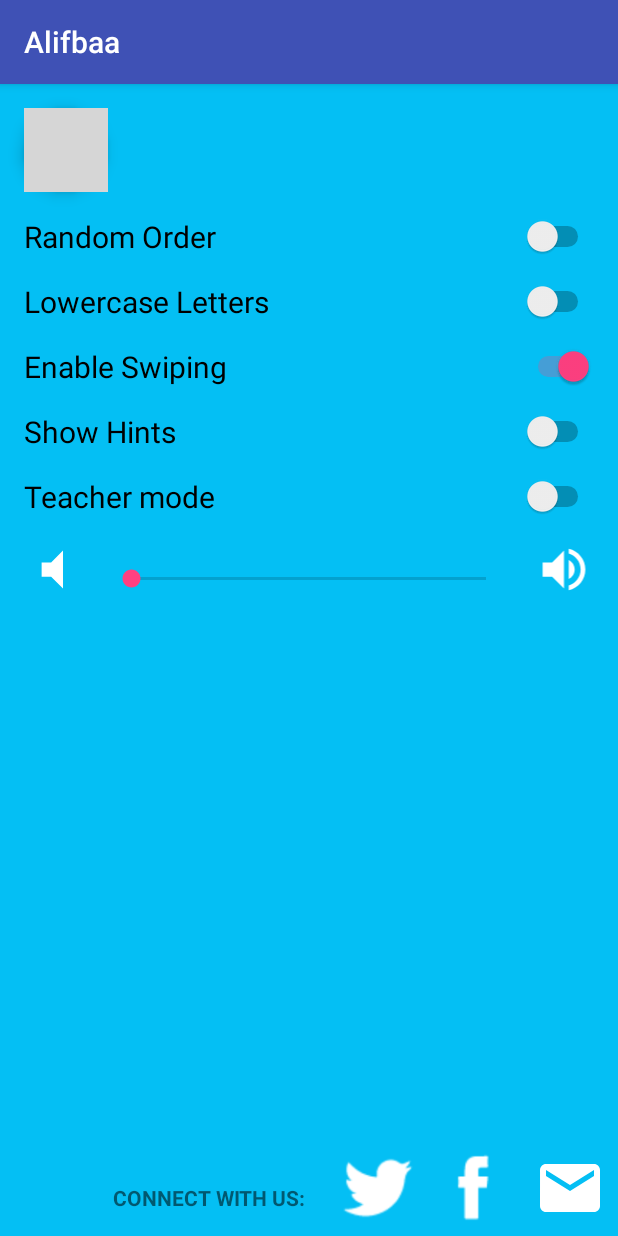
After one commit to Ezaldeen99/Alifbaa, an Android app: the SettingsActivity screen opened directly, with no data from a screen before it, on a phone screen of 412 x 824 dp. The commit adds this screen. Run offline under Robolectric (Android 15) with nearby library versions, the phone set to English and light mode, and no system bars; 2 statements that could not run were skipped; grey boxes are pictures that could not be loaded.

Commit message:
adding the settings activity

```diff
--- a/app/src/main/AndroidManifest.xml
+++ b/app/src/main/AndroidManifest.xml
@@ -17,9 +17,10 @@
             </intent-filter>
         </activity>
         <activity android:name=".AlphabetTilesActivity" />
-        <activity android:name=".TouchTheLetterActivity"/>
+        <activity android:name=".TouchTheLetterActivity" />
         <activity android:name=".LetterTrackingActivity" />
         <activity android:name=".FlashCardsActivity" />
+        <activity android:name=".SettingsActivity"></activity>
     </application>
 
 </manifest>
--- /dev/null
+++ b/app/src/main/java/com/example/android/alifbaa/SettingsActivity.java
@@ -0,0 +1,117 @@
+package com.example.android.alifbaa;
+
+import android.support.v7.app.AppCompatActivity;
+import android.os.Bundle;
+import android.view.View;
+import android.widget.Button;
+import android.widget.CompoundButton;
+import android.widget.ImageView;
+import android.widget.SeekBar;
+import android.widget.Switch;
+import android.widget.Toast;
+
+public class SettingsActivity extends AppCompatActivity {
+
+    @Override
+    protected void onCreate(Bundle savedInstanceState) {
+        super.onCreate(savedInstanceState);
+        setContentView(R.layout.activity_settings);
+        // twitter button
+        final ImageView twitter = (ImageView) findViewById(R.id.twitter_icon);
+        // email button
+        final ImageView email = (ImageView) findViewById(R.id.email_icon);
+        // facebook button
+        final ImageView facebook = (ImageView) findViewById(R.id.facebook_icon);
+        //home button
+        final Button home_button = (Button) findViewById(R.id.float_button_home);
+        // random order
+        final Switch switch1 = (Switch) findViewById(R.id.random_order);
+        // Lowercase letters
+        final Switch switch2 = (Switch) findViewById(R.id.Lowercase_letters);
+        //enable swiping
+        final Switch switch3 = (Switch) findViewById(R.id.enable_swiping);
+        // Show hints
+        final Switch switch4 = (Switch) findViewById(R.id.Show_hints);
+        // teacher mode
+        final Switch switch5 = (Switch) findViewById(R.id.teacher_mode);
+        // seekbar
+        SeekBar seekBar = (SeekBar) findViewById(R.id.id_seek_bar);
+        facebook.setOnClickListener(new View.OnClickListener() {
+            @Override
+            public void onClick(View view) {
+            }
+        });
+        // setOnClickListner for home button
+        home_button.setOnClickListener(new View.OnClickListener() {
+            @Override
+            public void onClick(View view) {
+                if (home_button.isClickable()) {
+                    Toast.makeText(SettingsActivity.this, "home button activiated", Toast.LENGTH_SHORT).show();
+                } else
+                    Toast.makeText(SettingsActivity.this, " home button deactiviated", Toast.LENGTH_SHORT).show();
+            }
+        });
+        //  i used the setonCheckedChangeListner instead of the setOnclickListner
+        // setOnCheckedListner inherits compoundbutton attributes
+        switch1.setOnCheckedChangeListener(new CompoundButton.OnCheckedChangeListener() {
+            public void onCheckedChanged(CompoundButton buttonView, boolean isChecked) {
+                // ischecked switch1 ?
+                if (switch1.isChecked()) {
+                    Toast.makeText(SettingsActivity.this, "random order on", Toast.LENGTH_SHORT).show();
+                } else
+                    Toast.makeText(SettingsActivity.this, "random order off", Toast.LENGTH_SHORT).show();
+            }
+        });
+        switch2.setOnCheckedChangeListener(new CompoundButton.OnCheckedChangeListener() {
+            @Override
+            public void onCheckedChanged(CompoundButton compoundButton, boolean b) {
+                // ischecked switch2 ?
+                if (switch2.isChecked()) {
+                    Toast.makeText(SettingsActivity.this, " Lowercase letters on", Toast.LENGTH_SHORT).show();
+                } else
+                    Toast.makeText(SettingsActivity.this, "Lowercase letters off", Toast.LENGTH_SHORT).show();
+            }
+        });
+        switch3.setOnCheckedChangeListener(new CompoundButton.OnCheckedChangeListener() {
+            @Override
+            public void onCheckedChanged(CompoundButton compoundButton, boolean b) {
+                if (switch3.isChecked()) {
+                    Toast.makeText(SettingsActivity.this, "enable swiping is on ", Toast.LENGTH_SHORT).show();
+                } else
+                    Toast.makeText(SettingsActivity.this, "enable swiping is off ", Toast.LENGTH_SHORT).show();
+            }
+        });
+        switch4.setOnCheckedChangeListener(new CompoundButton.OnCheckedChangeListener() {
+            @Override
+            public void onCheckedChanged(CompoundButton compoundButton, boolean b) {
+                if (switch4.isChecked()) {
+                    Toast.makeText(SettingsActivity.this, "hints is on ", Toast.LENGTH_SHORT).show();
+                } else
+                    Toast.makeText(SettingsActivity.this, "hints is off", Toast.LENGTH_SHORT).show();
+            }
+        });
+        switch5.setOnCheckedChangeListener(new CompoundButton.OnCheckedChangeListener() {
+            @Override
+            public void onCheckedChanged(CompoundButton compoundButton, boolean b) {
+                if (switch5.isChecked()) {
+                    Toast.makeText(SettingsActivity.this, "teacher mode is on", Toast.LENGTH_SHORT).show();
+                } else
+                    Toast.makeText(SettingsActivity.this, "teacher mode is off", Toast.LENGTH_SHORT).show();
+            }
+        });
+        seekBar.setOnSeekBarChangeListener(new SeekBar.OnSeekBarChangeListener() {
+            @Override
+            public void onProgressChanged(SeekBar seekBar, int i, boolean b) {
+                Toast.makeText(getApplicationContext(), "SeekBar progress: " + i, Toast.LENGTH_SHORT).show();
+            }
+            @Override
+            public void onStartTrackingTouch(SeekBar seekBar) {
+                Toast.makeText(getApplicationContext(), "SeekBar touch started: ", Toast.LENGTH_SHORT).show();
+            }
+            @Override
+            public void onStopTrackingTouch(SeekBar seekBar) {
+                Toast.makeText(getApplicationContext(), "SeekBar touch stopped: ", Toast.LENGTH_SHORT).show();
+            }
+        });
+    }
+    }
--- /dev/null
+++ b/app/src/main/res/drawable/background_colored.xml
@@ -0,0 +1,13 @@
+<?xml version="1.0" encoding="utf-8"?>
+<shape xmlns:android="http://schemas.android.com/apk/res/android"
+    android:shape="rectangle">
+    <solid android:color="@color/backgroundDark"/>
+    <size
+        android:layout_width="match_parent"
+        android:layout_height="match_parent"/>
+    <gradient
+        android:endColor="@color/backgroundLight"
+        android:gradientRadius="60dp"
+        android:startColor="@color/backgroundDark"/>
+
+</shape>
--- /dev/null
+++ b/app/src/main/res/drawable/ic_email_24dp.xml
@@ -0,0 +1,9 @@
+<vector xmlns:android="http://schemas.android.com/apk/res/android"
+        android:width="24dp"
+        android:height="24dp"
+        android:viewportWidth="24.0"
+        android:viewportHeight="24.0">
+    <path
+        android:fillColor="#FFFFFFFF"
+        android:pathData="M20,4L4,4c-1.1,0 -1.99,0.9 -1.99,2L2,18c0,1.1 0.9,2 2,2h16c1.1,0 2,-0.9 2,-2L22,6c0,-1.1 -0.9,-2 -2,-2zM20,8l-8,5 -8,-5L4,6l8,5 8,-5v2z"/>
+</vector>
--- /dev/null
+++ b/app/src/main/res/drawable/ic_volume_mute_24dp.xml
@@ -0,0 +1,9 @@
+<vector xmlns:android="http://schemas.android.com/apk/res/android"
+        android:width="24dp"
+        android:height="24dp"
+        android:viewportWidth="24.0"
+        android:viewportHeight="24.0">
+    <path
+        android:fillColor="#FFFFFFFF"
+        android:pathData="M7,9v6h4l5,5V4l-5,5H7z"/>
+</vector>
--- /dev/null
+++ b/app/src/main/res/drawable/ic_volume_up_black_24dp.xml
@@ -0,0 +1,9 @@
+<vector xmlns:android="http://schemas.android.com/apk/res/android"
+        android:width="24dp"
+        android:height="24dp"
+        android:viewportWidth="24.0"
+        android:viewportHeight="24.0">
+    <path
+        android:fillColor="#FFFFFF"
+        android:pathData="M3,9v6h4l5,5L12,4L7,9L3,9zM16.5,12c0,-1.77 -1.02,-3.29 -2.5,-4.03v8.05c1.48,-0.73 2.5,-2.25 2.5,-4.02zM14,3.23v2.06c2.89,0.86 5,3.54 5,6.71s-2.11,5.85 -5,6.71v2.06c4.01,-0.91 7,-4.49 7,-8.77s-2.99,-7.86 -7,-8.77z"/>
+</vector>
--- a/app/src/main/res/layout/activity_main.xml
+++ b/app/src/main/res/layout/activity_main.xml
@@ -22,8 +22,7 @@
         android:id="@+id/settings"
         android:layout_width="wrap_content"
         android:layout_height="wrap_content"
-        android:src="@drawable/ic_settings_24dp"
-         />
+        android:src="@drawable/ic_settings_24dp" />
 
     <ImageView
         android:id="@+id/_1st_game_button"
--- /dev/null
+++ b/app/src/main/res/layout/activity_settings.xml
@@ -0,0 +1,130 @@
+<?xml version="1.0" encoding="utf-8"?>
+
+    <RelativeLayout xmlns:android="http://schemas.android.com/apk/res/android"
+        xmlns:tools="http://schemas.android.com/tools"
+        android:layout_width="match_parent"
+        android:layout_height="match_parent"
+        android:background="@color/backgroundDark"
+        tools:context="com.example.android.alifbaa.SettingsActivity">
+        <android.support.design.widget.FloatingActionButton
+            android:id="@+id/float_button_home"
+            android:layout_width="wrap_content"
+            android:layout_height="wrap_content"
+            android:layout_marginLeft="16dp"
+            android:layout_marginTop="16dp"
+            android:src="@drawable/ic_home_white_48dp" />
+        <Switch
+            android:id="@+id/random_order"
+            android:layout_width="fill_parent"
+            android:layout_height="wrap_content"
+            android:layout_below="@id/float_button_home"
+            android:layout_marginLeft="16dp"
+            android:layout_marginRight="16dp"
+            android:layout_marginTop="16dp"
+            android:text="Random Order"
+            android:textSize="20sp" />
+        <Switch
+            android:id="@+id/Lowercase_letters"
+            android:layout_width="fill_parent"
+            android:layout_height="wrap_content"
+            android:layout_below="@id/random_order"
+            android:layout_marginLeft="16dp"
+            android:layout_marginRight="16dp"
+            android:layout_marginTop="16dp"
+            android:text="Lowercase Letters"
+            android:textSize="20sp" />
+        <Switch
+            android:id="@+id/enable_swiping"
+            android:layout_width="fill_parent"
+            android:layout_height="wrap_content"
+            android:layout_below="@id/Lowercase_letters"
+            android:layout_marginLeft="16dp"
+            android:layout_marginRight="16dp"
+            android:layout_marginTop="16dp"
+            android:checked="true"
+            android:text="Enable Swiping"
+            android:textSize="20sp" />
+        <Switch
+            android:id="@+id/Show_hints"
+            android:layout_width="fill_parent"
+            android:layout_height="wrap_content"
+            android:layout_below="@id/enable_swiping"
+            android:layout_marginLeft="16dp"
+            android:layout_marginRight="16dp"
+            android:layout_marginTop="16dp"
+            android:checked="false"
+            android:text="Show Hints"
+            android:textSize="20sp" />
+        <Switch
+            android:id="@+id/teacher_mode"
+            android:layout_width="fill_parent"
+            android:layout_height="wrap_content"
+            android:layout_below="@id/Show_hints"
+            android:layout_marginLeft="16dp"
+            android:layout_marginRight="16dp"
+            android:layout_marginTop="16dp"
+            android:checked="false"
+            android:text="Teacher mode"
+            android:textSize="20sp"
+            android:tooltipText="select which letters to trace" />
+        <LinearLayout
+            android:layout_width="match_parent"
+            android:layout_height="wrap_content"
+            android:layout_below="@id/teacher_mode"
+            android:layout_marginTop="16dp"
+            android:orientation="horizontal">
+            <ImageView
+                android:layout_width="38dp"
+                android:layout_height="38dp"
+                android:layout_weight="1"
+                android:src="@drawable/ic_volume_mute_24dp" />
+            <SeekBar
+                android:id="@+id/id_seek_bar"
+                android:layout_width="0dp"
+                android:layout_height="wrap_content"
+                android:layout_marginTop="16dp"
+                android:layout_weight="8"
+                android:max="20" />
+            <ImageView
+                android:layout_width="38dp"
+                android:layout_height="38dp"
+                android:layout_weight="1"
+                android:src="@drawable/ic_volume_up_black_24dp" />
+        </LinearLayout>
+        <ImageView
+            android:id="@+id/email_icon"
+            android:layout_width="48dp"
+            android:layout_height="48dp"
+            android:layout_alignParentBottom="true"
+            android:layout_alignParentRight="true"
+            android:layout_margin="8dp"
+            android:scaleType="centerCrop"
+            android:src="@drawable/ic_email_24dp" />
+        <ImageView
+            android:id="@+id/facebook_icon"
+            android:layout_width="48dp"
+            android:layout_height="48dp"
+            android:layout_alignParentBottom="true"
+            android:layout_margin="8dp"
+            android:layout_toLeftOf="@id/email_icon"
+            android:scaleType="centerCrop"
+            android:src="@drawable/facebookIcon" />
+        <ImageView
+            android:id="@+id/twitter_icon"
+            android:layout_width="48dp"
+            android:layout_height="48dp"
+            android:layout_alignParentBottom="true"
+            android:layout_margin="8dp"
+            android:layout_toLeftOf="@id/facebook_icon"
+            android:src="@drawable/twitterIcon" />
+        <TextView
+            android:layout_width="wrap_content"
+            android:layout_height="wrap_content"
+            android:layout_alignParentBottom="true"
+            android:layout_margin="16dp"
+            android:layout_toLeftOf="@id/twitter_icon"
+            android:text="Connect with us:"
+            android:textStyle="bold"
+            android:textAllCaps="true"
+            android:textSize="14sp" />
+    </RelativeLayout>
```
Also changed, not shown: app/src/main/res/drawable-v24/cog@2x.png (added), app/src/main/res/drawable-v24/facebookIcon.png (added), app/src/main/res/drawable-v24/facebookIcon@2x.png (added), app/src/main/res/drawable-v24/facebookIcon@3x.png (added), app/src/main/res/drawable-v24/twitterIcon.png (added), app/src/main/res/drawable-v24/twitterIcon@2x.png (added), app/src/main/res/drawable-v24/twitterIcon@3x.png (added).
